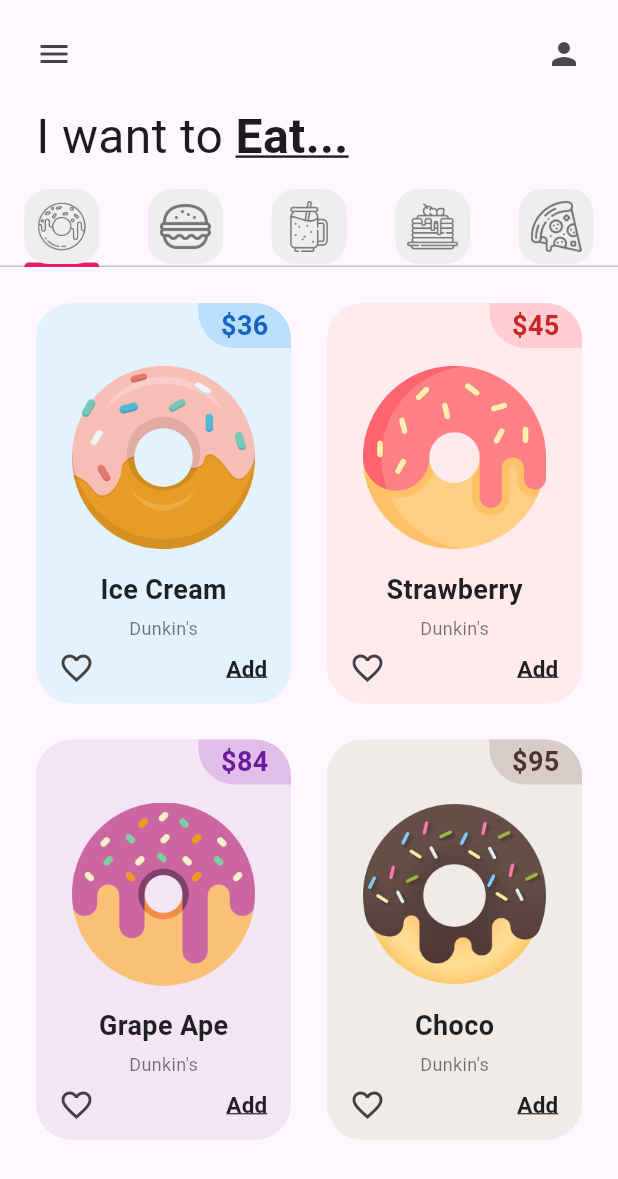
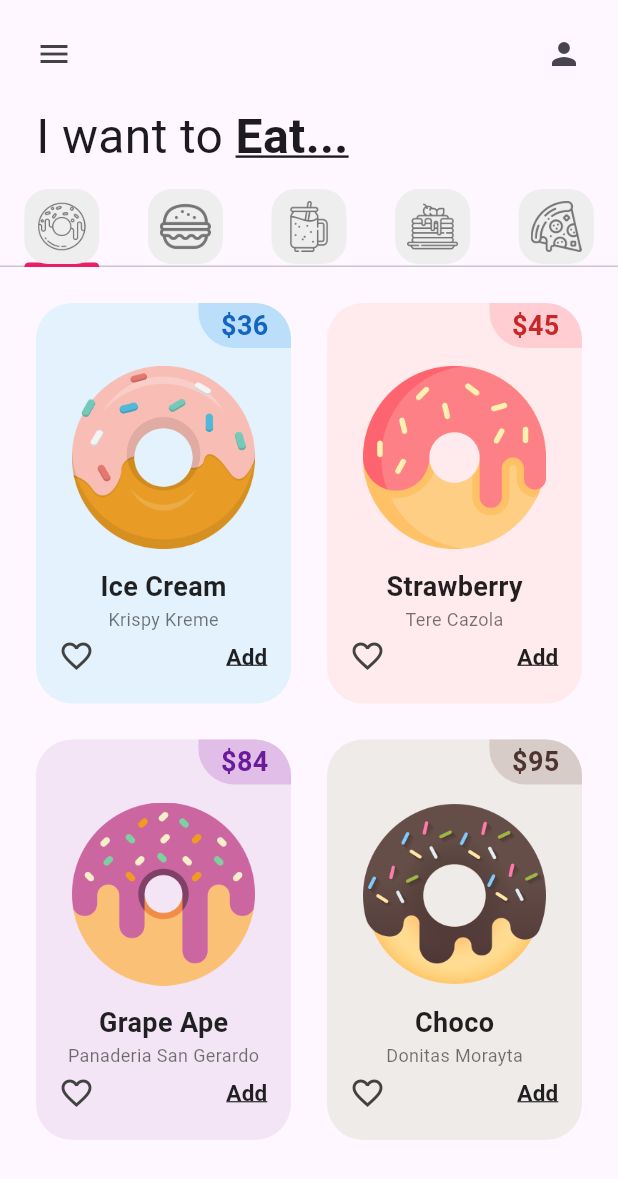
Before and after one commit to Eduardo450/donut_app_4sa, a Flutter app: the screen it shows after launch, on a phone screen of 412 x 824 dp. Shown: the top 1179 px of the screen. Run offline on Flutter 3.47's test engine with Material 3 defaults, Android fonts, the phone set to English and light mode, and no system bars.

Commit message:
DonutTile Finished (Class Design)

```diff
--- a/lib/pages/utils/donut_tile.dart
+++ b/lib/pages/utils/donut_tile.dart
@@ -2,6 +2,7 @@ import 'package:flutter/material.dart';
 
 class DonutTile extends StatelessWidget {
   final String donutFlavor;
+  final String donutStore;
   final String donutPrice;
     //dynamic por que será de tipo color
   final dynamic donutColor;
@@ -10,6 +11,7 @@ class DonutTile extends StatelessWidget {
   const DonutTile(
     {super.key,
     required this.donutFlavor,
+    required this.donutStore,
     required this.donutPrice,
     required this.donutColor,
     required this.imageName}
@@ -51,51 +53,46 @@ class DonutTile extends StatelessWidget {
                 ),
               ],
             ),
+
             //Donut price
             Padding(
               padding: const EdgeInsets.symmetric(horizontal: 24, vertical: 12),
               child: Image.asset(imageName),
             ),
-            //Donut Flavor
-            Container(
-              padding: const EdgeInsets.symmetric(vertical: 2, horizontal: 15),
-                  child:Text(
-                    "$donutFlavor",
+
+            //Donut Flavor Text
+            Text(
+                    donutFlavor,
                     style:TextStyle(
                       fontWeight: FontWeight.bold,
                       fontSize: 18,
                       color: Colors.black87,
                     )
                   ),
-            ),
-            Container(
-              padding: const EdgeInsets.symmetric(vertical: 2, horizontal: 15),
-                  child:Text(
-                    "Dunkin's",
+            Text(
+                    donutStore,
                     style:TextStyle(
                       fontSize: 12,
                       color: Colors.black54,
                     )
                   ),
-            ),
-            //Icons
-            Row(
+
+            Padding(
+              padding: const EdgeInsets.symmetric(horizontal: 15, vertical: 2),
+              child: Row(
                 mainAxisAlignment: MainAxisAlignment.spaceBetween,
                 children: [
-                Padding(
-                padding: const EdgeInsets.symmetric(vertical: 2, horizontal: 15),
-                    child:Icon(Icons.favorite_border_outlined,
-                      color: Colors.grey[800])
+                  Icon(
+                    Icons.favorite_border_outlined,
+                    color: Colors.grey[800],
                   ),
-                Padding(
-                  padding: const EdgeInsets.symmetric(vertical: 2, horizontal: 15),
-                  child: TextButton(
+                  TextButton(
                     style: TextButton.styleFrom(
                       padding: EdgeInsets.zero, // Elimina el padding interno del botón
                       minimumSize: Size(29, 29), // Reduce el tamaño mínimo del botón
                       tapTargetSize: MaterialTapTargetSize.shrinkWrap, // Reduce el área táctil
                     ),
-                    onPressed: (){},
+                    onPressed: () {},
                     child: Text(
                       "Add",
                       style: TextStyle(
@@ -106,8 +103,8 @@ class DonutTile extends StatelessWidget {
                       ),
                     ),
                   ),
+                ],
               ),
-              ],
             ),
           ],
         ),
--- a/lib/tabs/donut_tab.dart
+++ b/lib/tabs/donut_tab.dart
@@ -5,11 +5,11 @@ class DonutTab extends StatelessWidget {
 
   //list of donuts
   final List donutsOnSale = [
-    //[ donutFlavor, donutPrice, donutColor, imageName ],
-    ["Ice Cream", "36", Colors.blue, "lib/images/icecream_donut.png"],
-    ["Strawberry", "45", Colors.red, "lib/images/strawberry_donut.png"],
-    ["Grape Ape", "84", Colors.purple, "lib/images/grape_donut.png"],
-    ["Choco", "95", Colors.brown, "lib/images/chocolate_donut.png"]
+    //[ donutFlavor, donutStore, donutPrice, donutColor, imageName ],
+    ["Ice Cream", "Krispy Kreme", "36", Colors.blue, "lib/images/icecream_donut.png"],
+    ["Strawberry", "Tere Cazola", "45", Colors.red, "lib/images/strawberry_donut.png"],
+    ["Grape Ape", "Panaderia San Gerardo", "84", Colors.purple, "lib/images/grape_donut.png"],
+    ["Choco", "Donitas Morayta", "95", Colors.brown, "lib/images/chocolate_donut.png"]
   ];
 
   DonutTab({super.key});
@@ -30,9 +30,10 @@ class DonutTab extends StatelessWidget {
       itemBuilder: (context, index) {
         return DonutTile(
           donutFlavor: donutsOnSale[index][0],
-          donutPrice: donutsOnSale[index][1],
-          donutColor: donutsOnSale[index][2],
-          imageName: donutsOnSale[index][3],
+          donutStore: donutsOnSale[index][1],
+          donutPrice: donutsOnSale[index][2],
+          donutColor: donutsOnSale[index][3],
+          imageName: donutsOnSale[index][4],
         );
       }
     );
```
Lines whose indentation alone changed are shown as unchanged.
